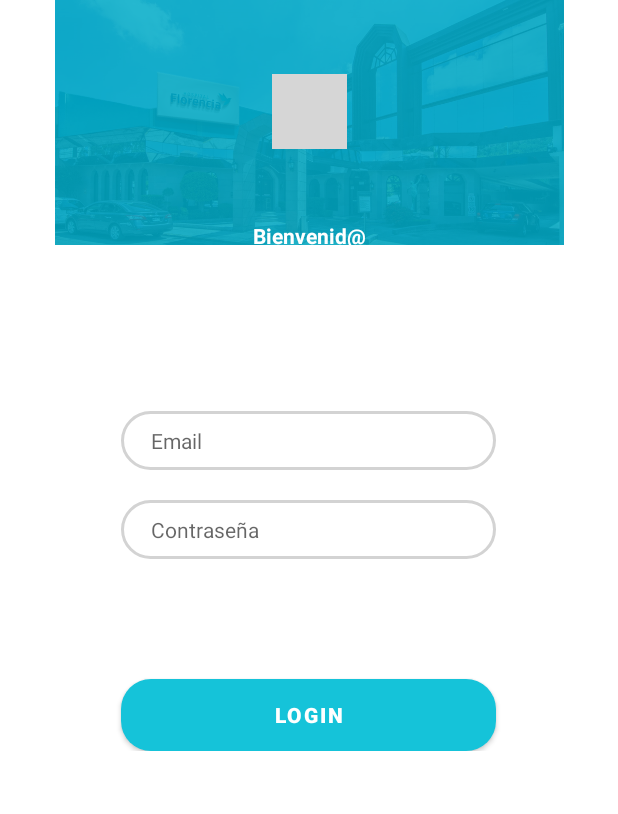
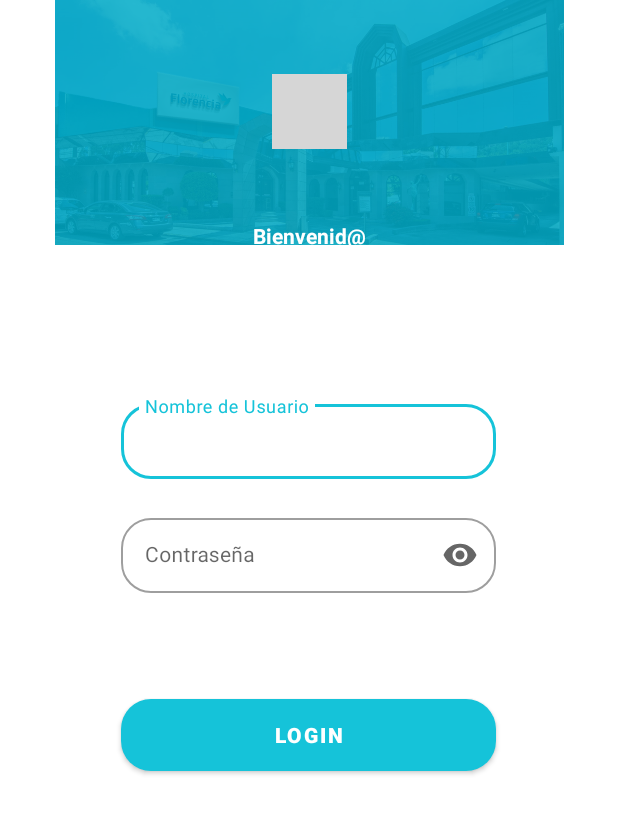
Before and after one commit to AxelFBGarcia/LogInAndroidStudio, an Android app: the screen it shows after launch (LogIn), on a phone screen of 412 x 824 dp. Shown: the top 814 px of the screen. Run offline under Robolectric (Android 15) with nearby library versions, the phone set to English and light mode, and no system bars; grey boxes are pictures that could not be loaded.

Commit message:
LogIn Design Finished

```diff
--- a/app/build.gradle
+++ b/app/build.gradle
@@ -41,6 +41,7 @@ dependencies {
     implementation 'androidx.annotation:annotation:1.5.0'
     implementation 'androidx.lifecycle:lifecycle-livedata-ktx:2.5.1'
     implementation 'androidx.lifecycle:lifecycle-viewmodel-ktx:2.5.1'
+    implementation files('libs\\jtds-1.3.1.jar')
     testImplementation 'junit:junit:4.13.2'
     androidTestImplementation 'androidx.test.ext:junit:1.1.3'
     androidTestImplementation 'androidx.test.espresso:espresso-core:3.4.0'
--- a/app/src/main/java/com/axelbgarcia/testrfid/MainActivity.java
+++ b/app/src/main/java/com/axelbgarcia/testrfid/MainActivity.java
@@ -64,7 +64,7 @@ public class MainActivity extends AppCompatActivity implements RFIDHandler.Respo
         if (pressed) {
             runOnUiThread(new Runnable() {
                 public void run() {
-                    MainActivity.this.textrfid.setText("hello");
+                    MainActivity.this.textrfid.setText(tag);
                 }
             });
             this.rfidHandler.performInventory();
--- a/app/src/main/java/com/axelbgarcia/testrfid/RFIDHandler.java
+++ b/app/src/main/java/com/axelbgarcia/testrfid/RFIDHandler.java
@@ -32,7 +32,7 @@ import org.llrp.ltk.generated.custom.parameters.MotoFindItem;
 
 class RFIDHandler implements Readers.RFIDReaderEventHandler {
 
-    final static String TAG = "RFID_SAMPLE";
+    final static String TAG = "Florencia";
     // RFID Reader
     private static Readers readers;
     private static ArrayList<ReaderDevice> availableRFIDReaderList;
--- a/app/src/main/java/com/axelbgarcia/testrfid/intefaces/login/LogIn.java
+++ b/app/src/main/java/com/axelbgarcia/testrfid/intefaces/login/LogIn.java
@@ -1,22 +1,65 @@
 package com.axelbgarcia.testrfid.intefaces.login;
 
 import androidx.appcompat.app.AppCompatActivity;
-import androidx.viewpager.widget.ViewPager;
 
-import android.content.res.Resources;
+import android.app.AlertDialog;
+import android.app.ProgressDialog;
+import android.content.DialogInterface;
+import android.content.Intent;
+import android.os.AsyncTask;
 import android.os.Bundle;
 import android.view.View;
+import android.view.WindowManager;
+import android.widget.Button;
+import android.widget.EditText;
+import android.widget.TextView;
+import android.widget.Toast;
 
+import com.axelbgarcia.testrfid.MainActivity;
 import com.axelbgarcia.testrfid.R;
+import com.google.android.material.textfield.TextInputLayout;
+
+
+import java.sql.Connection;
+
 
 public class LogIn extends AppCompatActivity {
-    int width  = Resources.getSystem().getDisplayMetrics().widthPixels;
-    int height = Resources.getSystem().getDisplayMetrics().heightPixels;
+    /*int width  = Resources.getSystem().getDisplayMetrics().widthPixels;
+    int height = Resources.getSystem().getDisplayMetrics().heightPixels;*/
+
+    Connection connection;
+    EditText usrName, pass;
+    Button login;
+    String dbUsrName, dbPass;
 
     @Override
     protected void onCreate(Bundle savedInstanceState) {
         super.onCreate(savedInstanceState);
         setContentView(R.layout.activity_log_in);
+
+        login = (Button) findViewById(R.id.inlog);
+        usrName = (EditText) findViewById(R.id.usrName);
+        pass = (EditText) findViewById(R.id.passw);
+
+        TextInputLayout til1 = (TextInputLayout) findViewById(R.id.textfield);
+        TextInputLayout til2 = (TextInputLayout) findViewById(R.id.textfield2);
+
+        login.setOnClickListener(new View.OnClickListener() {
+            @Override
+            public void onClick(View view) {
+                dbUsrName = usrName.getText().toString();
+                dbPass = pass.getText().toString();
+                ConnectionClass c = new ConnectionClass();
+                connection = c.connectionclasss(dbUsrName, dbPass);
+
+                if (connection != null){
+                    startActivity(new Intent(LogIn.this, MainActivity.class));
+                }else{
+                    System.out.println("Conexión con la base de datos:" + connection);
+                    til1.setError("Usuario incorrecto");
+                    til2.setError("Contraseña incorrecta");
+                }
+            }
+        });
     }
-
 }
--- a/app/src/main/res/layout/activity_log_in.xml
+++ b/app/src/main/res/layout/activity_log_in.xml
@@ -49,48 +49,81 @@
 
                 <Space
                     android:layout_width="match_parent"
-                    android:layout_height="60dp" />
+                    android:layout_height="50dp" />
 
-                <EditText
-                    android:id="@+id/email"
+                <com.google.android.material.textfield.TextInputLayout
+                    android:id="@+id/textfield"
                     android:layout_width="250dp"
                     android:layout_height="wrap_content"
-                    android:background="@drawable/edit_text_bg"
-                    android:hint="Email"
-                    android:paddingLeft="20dp"
-                    android:paddingTop="10dp"
-                    android:paddingBottom="10dp"
-                    android:textSize="14dp"
-                    app:layout_constraintWidth_percent=".8" />
+                    android:gravity="center"
+                    app:endIconMode="clear_text"
+                    app:errorEnabled="true"
+                    style="@style/Widget.MaterialComponents.TextInputLayout.OutlinedBox"
+                    app:boxCornerRadiusBottomEnd="20dp"
+                    app:boxCornerRadiusBottomStart="20dp"
+                    app:boxCornerRadiusTopEnd="20dp"
+                    app:boxCornerRadiusTopStart="20dp"
+                    >
+
+                    <com.google.android.material.textfield.TextInputEditText
+                        android:id="@+id/usrName"
+                        android:layout_width="match_parent"
+                        android:layout_height="50dp"
+                        android:hint="@string/prompt_usrName"
+                        android:inputType="textEmailAddress"
+                        android:paddingLeft="20dp"
+                        android:textSize="@dimen/fontText"
+                        app:layout_constraintWidth_percent=".8" />
+
+                </com.google.android.material.textfield.TextInputLayout>
+
+
+                <com.google.android.material.textfield.TextInputLayout
+                    android:id="@+id/textfield2"
+                    android:layout_width="250dp"
+                    android:layout_height="wrap_content"
+                    android:gravity="center"
+                    app:endIconMode="password_toggle"
+                    app:errorEnabled="true"
+                    style="@style/Widget.MaterialComponents.TextInputLayout.OutlinedBox"
+                    app:boxCornerRadiusBottomEnd="20dp"
+                    app:boxCornerRadiusBottomStart="20dp"
+                    app:boxCornerRadiusTopEnd="20dp"
+                    app:boxCornerRadiusTopStart="20dp">
+
+                    <com.google.android.material.textfield.TextInputEditText
+                        android:id="@+id/passw"
+                        android:layout_width="match_parent"
+                        android:layout_height="50dp"
+                        android:hint="@string/prompt_password"
+                        android:inputType="textPassword"
+                        android:paddingLeft="20dp"
+                        android:textSize="@dimen/fontText"
+                        app:boxStrokeErrorColor="@color/black"
+                        app:errorEnabled="true"
+                        app:flow_firstVerticalBias="0"
+                        app:layout_constraintWidth_percent=".8" />
+
+                </com.google.android.material.textfield.TextInputLayout>
+
                 <Space
                     android:layout_width="match_parent"
-                    android:layout_height="20dp" />
-
-                <EditText
-                    android:id="@+id/pass"
-                    android:layout_width="250dp"
-                    android:layout_height="wrap_content"
-                    android:background="@drawable/edit_text_bg"
-                    android:hint="Contraseña"
-                    android:paddingLeft="20dp"
-                    android:paddingTop="10dp"
-                    android:paddingBottom="10dp"
-                    android:textSize="14dp"
-                    app:flow_firstVerticalBias="0"
-                    app:layout_constraintWidth_percent=".8" />
-                <Space
-                    android:layout_width="match_parent"
-                    android:layout_height="80dp" />
+                    android:layout_height="50dp" />
 
                 <Button
+                    android:id="@+id/inlog"
                     android:layout_width="250dp"
                     android:layout_height="wrap_content"
                     android:background="@drawable/button_bg"
                     android:text="Login"
                     android:textColor="@color/white"
-                    android:textSize="14dp"
+                    android:textSize="@dimen/fontText"
                     android:textStyle="bold"
                     app:layout_constraintWidth_percent=".8" />
+
+                <Space
+                    android:layout_width="match_parent"
+                    android:layout_height="10dp" />
 
             </LinearLayout>
         </ScrollView>
@@ -115,7 +148,7 @@
         android:layout_height="wrap_content"
         android:text="Bienvenid@"
         android:textColor="@color/white"
-        android:textSize="14sp"
+        android:textSize="@dimen/fontText"
         android:textStyle="bold"
         app:layout_constraintBottom_toTopOf="@+id/constraintLayout"
         app:layout_constraintEnd_toEndOf="parent"
--- a/app/src/main/res/values/colors.xml
+++ b/app/src/main/res/values/colors.xml
@@ -9,4 +9,6 @@
     <color name="white">#FFFFFFFF</color>
     <color name="florenciaBlue">#15C3D9</color>
     <color name="flDarkerBlue">#3295B7</color>
+    <color name="hintCol">#7E7E7E</color>
+
 </resources>
--- a/app/src/main/res/values/dimens.xml
+++ b/app/src/main/res/values/dimens.xml
@@ -3,4 +3,7 @@
     <!-- Default screen margins, per the Android Design guidelines. -->
     <dimen name="activity_horizontal_margin">16dp</dimen>
     <dimen name="activity_vertical_margin">16dp</dimen>
+
+    <!-- Dimensions fonts -->
+    <dimen name="fontText">14dp</dimen>
 </resources>
--- a/app/src/main/res/values/strings.xml
+++ b/app/src/main/res/values/strings.xml
@@ -10,8 +10,8 @@
     <string name="hello_first_fragment">Hello first fragment</string>
     <string name="hello_second_fragment">Hello second fragment. Arg: %1$s</string>
     <string name="title_activity_login">LoginActivity</string>
-    <string name="prompt_email">Email</string>
-    <string name="prompt_password">Password</string>
+    <string name="prompt_usrName">Nombre de Usuario</string>
+    <string name="prompt_password">Contraseña</string>
     <string name="action_sign_in">Sign in or register</string>
     <string name="action_sign_in_short">Sign in</string>
     <string name="welcome">"Welcome !"</string>
```
Also changed, not shown: app/src/main/AndroidManifest.xml (+12 -0 lines), app/src/main/java/com/axelbgarcia/testrfid/intefaces/login/ConnectionClass.java (added, +46 -0 lines), app/src/main/res/layout/activity_main.xml (+4 -4 lines), app/libs/jtds-1.3.1.jar (added).
